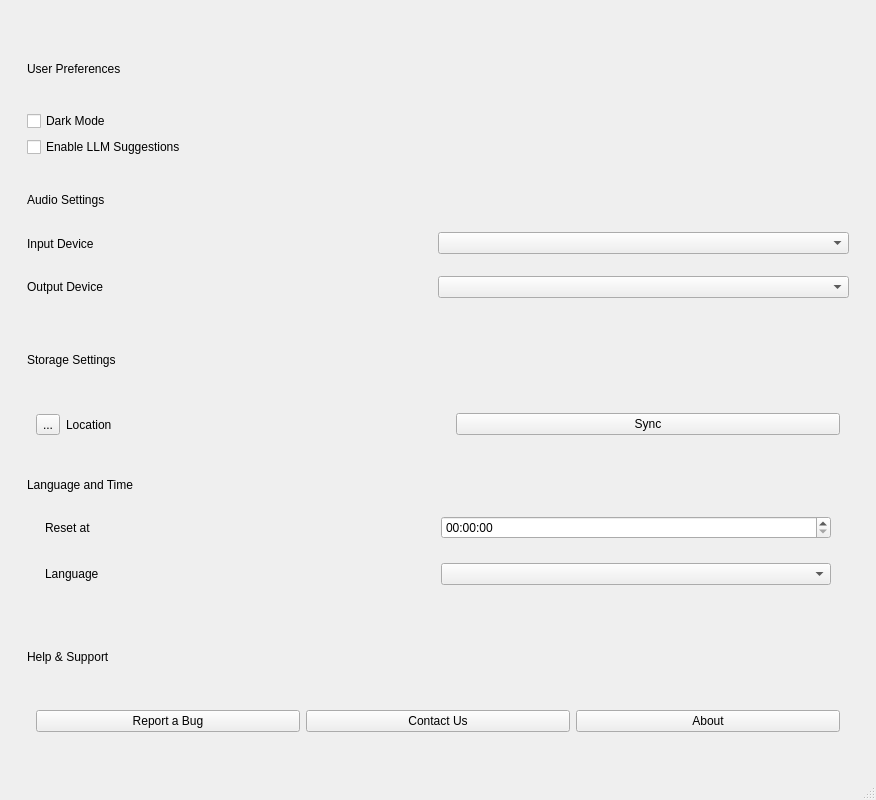
Above: app/frontend/qtdesigner/settings_design.ui from Webtamu/shumi before the change. Below: the same form after it.
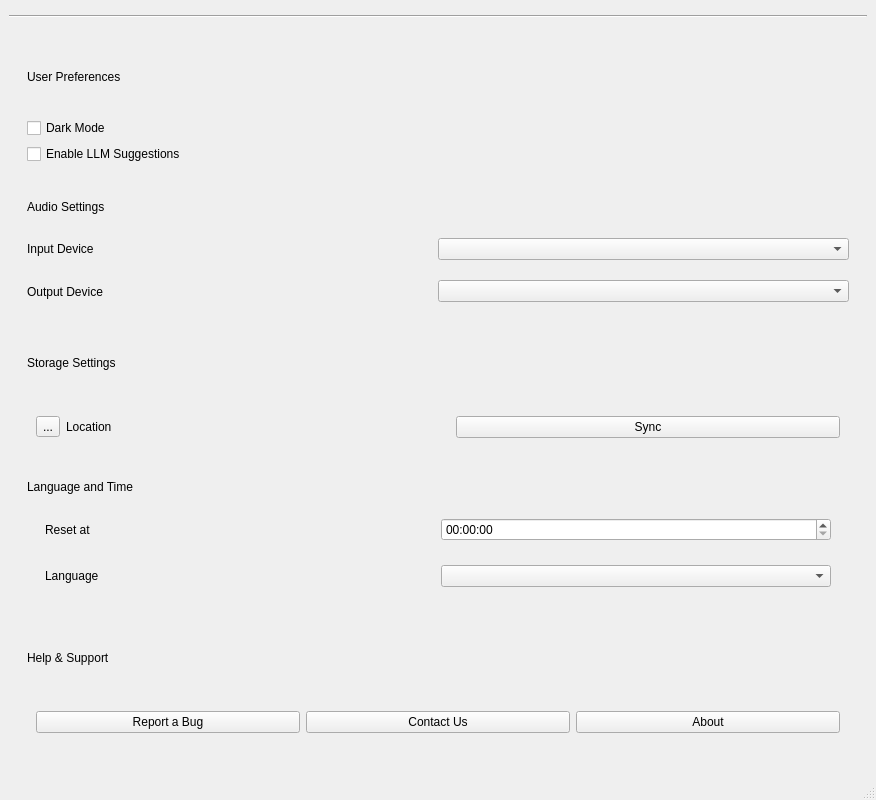
That is the form after the change. Custom widgets are drawn as their Qt base class.

```diff
--- a/app/frontend/qtdesigner/settings_design.ui
+++ b/app/frontend/qtdesigner/settings_design.ui
@@ -25,6 +25,13 @@
       </property>
      </widget>
     </item>
+    <item>
+     <widget class="Line" name="line">
+      <property name="orientation">
+       <enum>Qt::Horizontal</enum>
+      </property>
+     </widget>
+    </item>
     <item>
      <widget class="QFrame" name="frame_2">
       <property name="frameShape">
```
